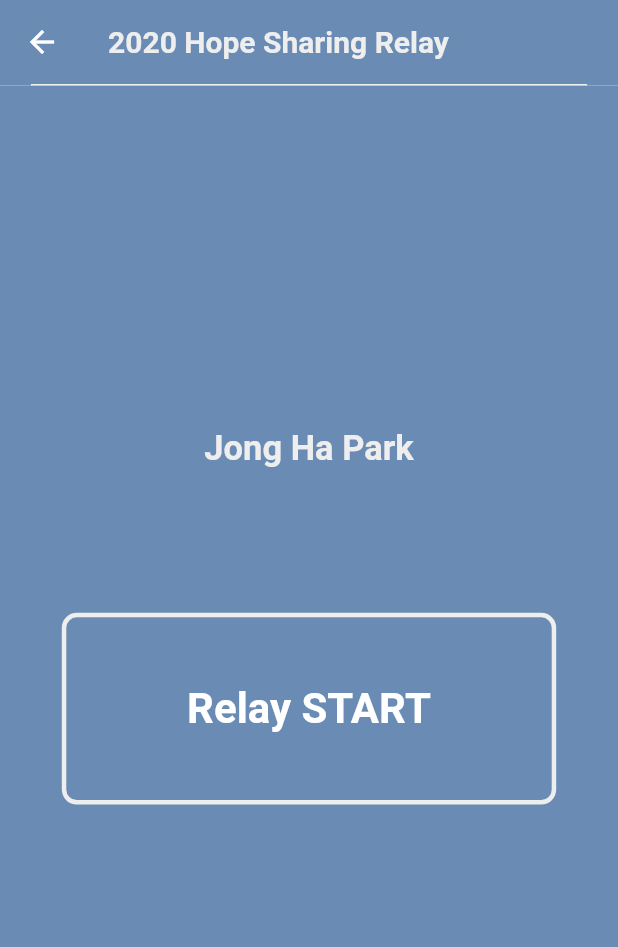
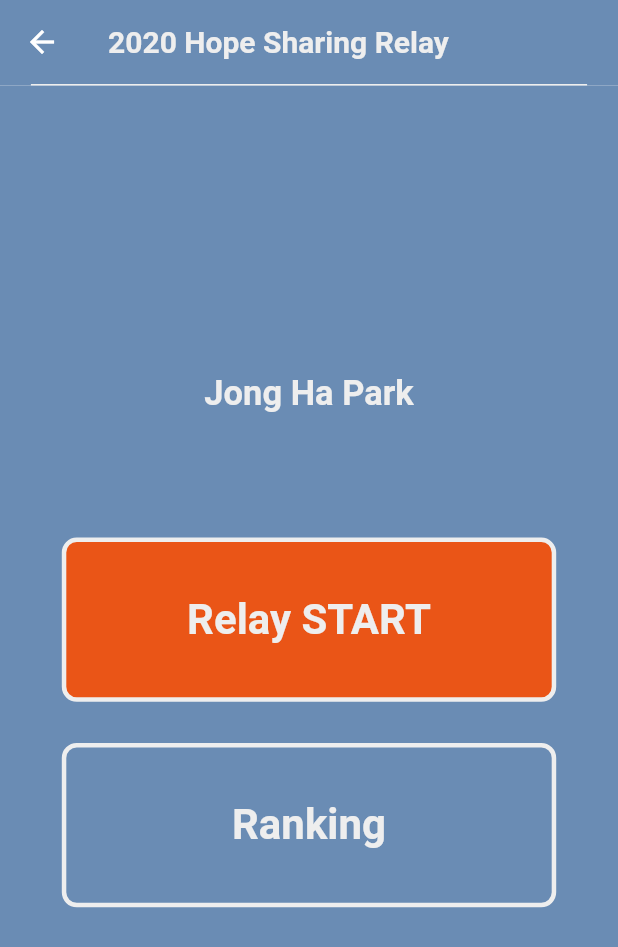
Before and after one commit to seunghwanly/minimarathon, a Flutter app: the screen it shows after launch, after a tap on "Team", on a phone screen of 412 x 824 dp. Shown: the top 947 px of the screen. Run offline on Flutter 3.47's test engine with Material 2 defaults, Android fonts, the phone set to English and light mode, and no system bars; our stand-ins replace firebase_database, flutter_linkify, shared_preferences, webview_flutter; missing offline and left inert: background_location, http_auth, loading_animations; accounts and stored records are empty.

Commit message:
addRankingButton

```diff
--- a/minimarathon/lib/component/body/relay/relay_start.dart
+++ b/minimarathon/lib/component/body/relay/relay_start.dart
@@ -3,6 +3,7 @@ import 'package:minimarathon/component/body/relay/background_location.dart';
 import 'package:minimarathon/component/header/header.dart';
 import 'package:minimarathon/util/palette.dart';
 import '../../../util/text_style.dart';
+import '../relay/ranking.dart';
 import 'package:url_launcher/url_launcher.dart';
 import 'package:flutter_linkify/flutter_linkify.dart';
 import 'relay_finish.dart';
@@ -19,7 +20,7 @@ class RelayStartState extends State<RelayStart> {
     Navigator.push(
       context,
       MaterialPageRoute(
-        builder: (BuildContext context) => RelayFinish(),
+        builder: (BuildContext context) => Ranking(),
       ),
     );
   }
@@ -66,31 +67,32 @@ class RelayStartState extends State<RelayStart> {
                     //margin: EdgeInsets.symmetric(vertical: 10),
                     width: MediaQuery.of(context).size.width * 0.8,
                     decoration: BoxDecoration(
+                        color: mandarin,
                         border: Border.all(color: lightwhite, width: 3),
                         borderRadius: BorderRadius.all(Radius.circular(10))),
                     child: FlatButton(
                       onPressed: _navigationToLocation,
                       child: Container(
-                        child: makeText('Relay START', white, 28),
+                        child: makeText('Relay START', lightwhite, 28),
                       ),
                     ),
                   )),
               Expanded(flex: 1, child: Container(child: Text(''))),
-              // Expanded(
-              //     flex: 4,
-              //     child: Container(
-              //       // height:  MediaQuery.of(context).size.height * 0.8,
-              //       width: MediaQuery.of(context).size.width * 0.8,
-              //       decoration: BoxDecoration(
-              //           border: Border.all(color: lightwhite, width: 3),
-              //           borderRadius: BorderRadius.all(Radius.circular(10))),
-              //       child: FlatButton(
-              //         onPressed: _navigation,
-              //         child: Container(
-              //           child: makeText('00:32:59', lightwhite, 28),
-              //         ),
-              //       ),
-              //     )),
+              Expanded(
+                  flex: 4,
+                  child: Container(
+                    // height:  MediaQuery.of(context).size.height * 0.8,
+                    width: MediaQuery.of(context).size.width * 0.8,
+                    decoration: BoxDecoration(
+                        border: Border.all(color: lightwhite, width: 3),
+                        borderRadius: BorderRadius.all(Radius.circular(10))),
+                    child: FlatButton(
+                      onPressed: _navigation,
+                      child: Container(
+                        child: makeText('Ranking', lightwhite, 28),
+                      ),
+                    ),
+                  )),
               Expanded(flex: 8, child: Container(child: Text(''))),
             ],
           ),
```
